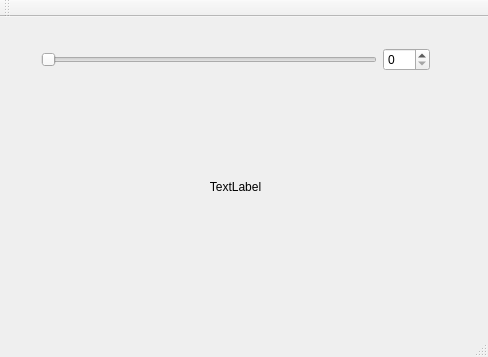
This is gradecalc.ui in chaue/gradecalculator as Qt 5 draws it before an edit. The edited form follows.
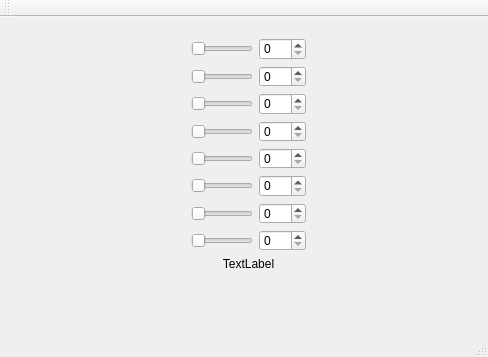
This is the edited form.

Commit message: added more sliders and boxes

Diff of the .ui file:
```diff
--- a/gradecalc.ui
+++ b/gradecalc.ui
@@ -17,10 +17,10 @@
    <widget class="QWidget" name="">
     <property name="geometry">
      <rect>
-      <x>30</x>
-      <y>20</y>
-      <width>411</width>
-      <height>271</height>
+      <x>180</x>
+      <y>10</y>
+      <width>137</width>
+      <height>255</height>
      </rect>
     </property>
     <layout class="QVBoxLayout" name="verticalLayout">
@@ -45,6 +45,153 @@
        </item>
       </layout>
      </item>
+     <item>
+      <layout class="QHBoxLayout" name="horizontalLayout_7">
+       <item>
+        <widget class="QSlider" name="slider2">
+         <property name="maximum">
+          <number>100</number>
+         </property>
+         <property name="orientation">
+          <enum>Qt::Horizontal</enum>
+         </property>
+        </widget>
+       </item>
+       <item>
+        <widget class="QSpinBox" name="spinbox2">
+         <property name="maximum">
+          <number>100</number>
+         </property>
+        </widget>
+       </item>
+      </layout>
+     </item>
+     <item>
+      <layout class="QHBoxLayout" name="horizontalLayout_8">
+       <item>
+        <widget class="QSlider" name="slider3">
+         <property name="maximum">
+          <number>100</number>
+         </property>
+         <property name="orientation">
+          <enum>Qt::Horizontal</enum>
+         </property>
+        </widget>
+       </item>
+       <item>
+        <widget class="QSpinBox" name="spinbox3">
+         <property name="maximum">
+          <number>100</number>
+         </property>
+        </widget>
+       </item>
+      </layout>
+     </item>
+     <item>
+      <layout class="QHBoxLayout" name="horizontalLayout_3">
+       <item>
+        <widget class="QSlider" name="slider4">
+         <property name="maximum">
+          <number>100</number>
+         </property>
+         <property name="orientation">
+          <enum>Qt::Horizontal</enum>
+         </property>
+        </widget>
+       </item>
+       <item>
+        <widget class="QSpinBox" name="spinbox4">
+         <property name="maximum">
+          <number>100</number>
+         </property>
+        </widget>
+       </item>
+      </layout>
+     </item>
+     <item>
+      <layout class="QHBoxLayout" name="horizontalLayout_4">
+       <item>
+        <widget class="QSlider" name="slider5">
+         <property name="maximum">
+          <number>100</number>
+         </property>
+         <property name="orientation">
+          <enum>Qt::Horizontal</enum>
+         </property>
+        </widget>
+       </item>
+       <item>
+        <widget class="QSpinBox" name="spinbox5">
+         <property name="maximum">
+          <number>100</number>
+         </property>
+        </widget>
+       </item>
+      </layout>
+     </item>
+     <item>
+      <layout class="QHBoxLayout" name="horizontalLayout_5">
+       <item>
+        <widget class="QSlider" name="slider6">
+         <property name="maximum">
+          <number>100</number>
+         </property>
+         <property name="orientation">
+          <enum>Qt::Horizontal</enum>
+         </property>
+        </widget>
+       </item>
+       <item>
+        <widget class="QSpinBox" name="spinbox6">
+         <property name="maximum">
+          <number>100</number>
+         </property>
+        </widget>
+       </item>
+      </layout>
+     </item>
+     <item>
+      <layout class="QHBoxLayout" name="horizontalLayout_6">
+       <item>
+        <widget class="QSlider" name="slider7">
+         <property name="maximum">
+          <number>100</number>
+         </property>
+         <property name="orientation">
+          <enum>Qt::Horizontal</enum>
+         </property>
+        </widget>
+       </item>
+       <item>
+        <widget class="QSpinBox" name="spinbox7">
+         <property name="maximum">
+          <number>100</number>
+         </property>
+        </widget>
+       </item>
+      </layout>
+     </item>
+     <item>
+      <layout class="QHBoxLayout" name="horizontalLayout_2">
+       <item>
+        <widget class="QSlider" name="slider8">
+         <property name="maximum">
+          <number>100</number>
+         </property>
+         <property name="orientation">
+          <enum>Qt::Horizontal</enum>
+         </property>
+        </widget>
+       </item>
+       <item>
+        <widget class="QSpinBox" name="spinbox8">
+         <property name="maximum">
+          <number>100</number>
+         </property>
+        </widget>
+       </item>
+      </layout>
+     </item>
      <item>
       <widget class="QLabel" name="label">
        <property name="text">
```
Left out of the diff: 246 changed lines with no effect on the pictures. The commit also changes 2 other files.
